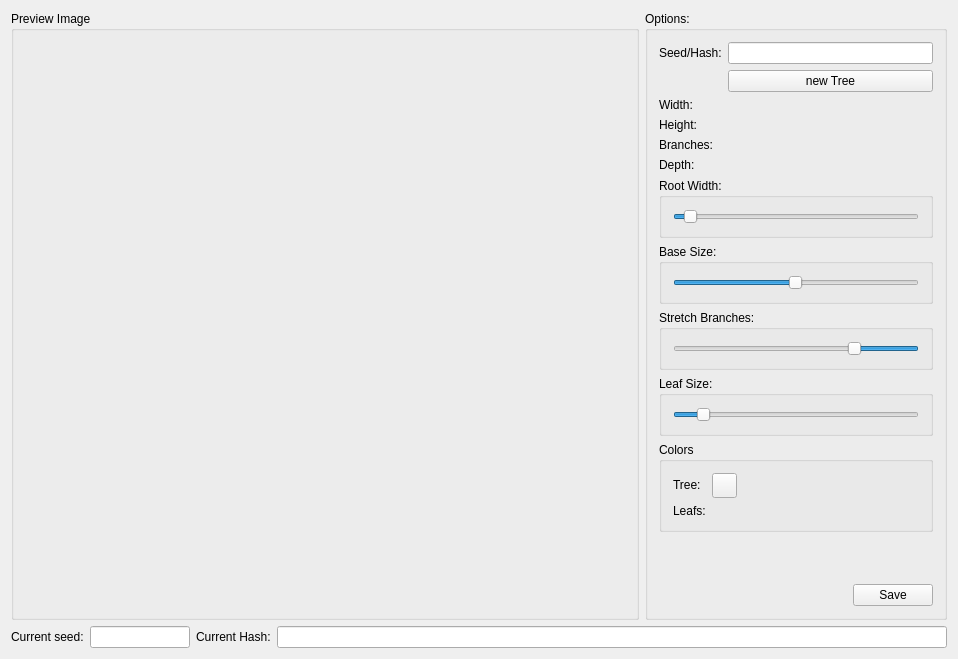
This is FractalTree.ui in Indidev/FractalTree as Qt 5 draws it before an edit. The edited form follows.
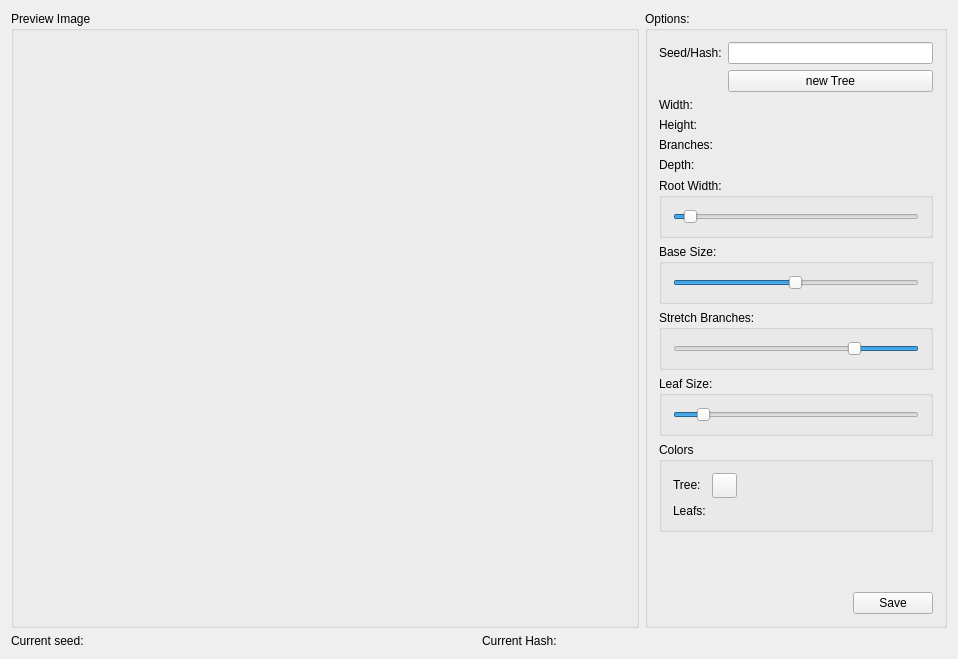
This is the edited form. Icons and pictures are not drawn.

Commit message: added select all when clicked on current hash or seed

Diff of the .ui file:
```diff
--- a/FractalTree.ui
+++ b/FractalTree.ui
@@ -358,31 +358,7 @@
        </widget>
       </item>
       <item>
-       <widget class="QLineEdit" name="curSeedEdit">
-        <property name="minimumSize">
-         <size>
-          <width>100</width>
-          <height>0</height>
-         </size>
-        </property>
-        <property name="maximumSize">
-         <size>
-          <width>100</width>
-          <height>16777215</height>
-         </size>
-        </property>
-        <property name="font">
-         <font>
-          <pointsize>9</pointsize>
-         </font>
-        </property>
-        <property name="alignment">
-         <set>Qt::AlignRight|Qt::AlignTrailing|Qt::AlignVCenter</set>
-        </property>
-        <property name="readOnly">
-         <bool>true</bool>
-        </property>
-       </widget>
+       <layout class="QVBoxLayout" name="curSeedLayout"/>
       </item>
       <item>
        <widget class="QLabel" name="label_10">
@@ -392,13 +368,7 @@
        </widget>
       </item>
       <item>
-       <widget class="QLineEdit" name="curHashEdit">
-        <property name="font">
-         <font>
-          <pointsize>9</pointsize>
-         </font>
-        </property>
-       </widget>
+       <layout class="QVBoxLayout" name="curHashLayout"/>
       </item>
      </layout>
     </item>
```
The commit also changes 6 other files.
